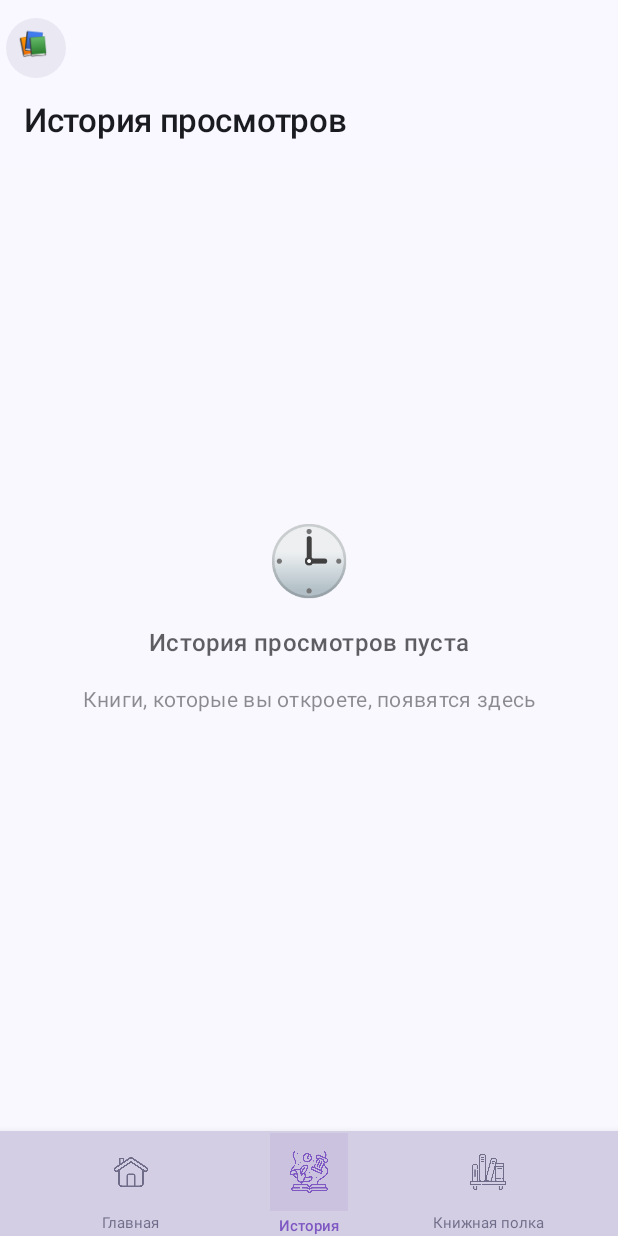
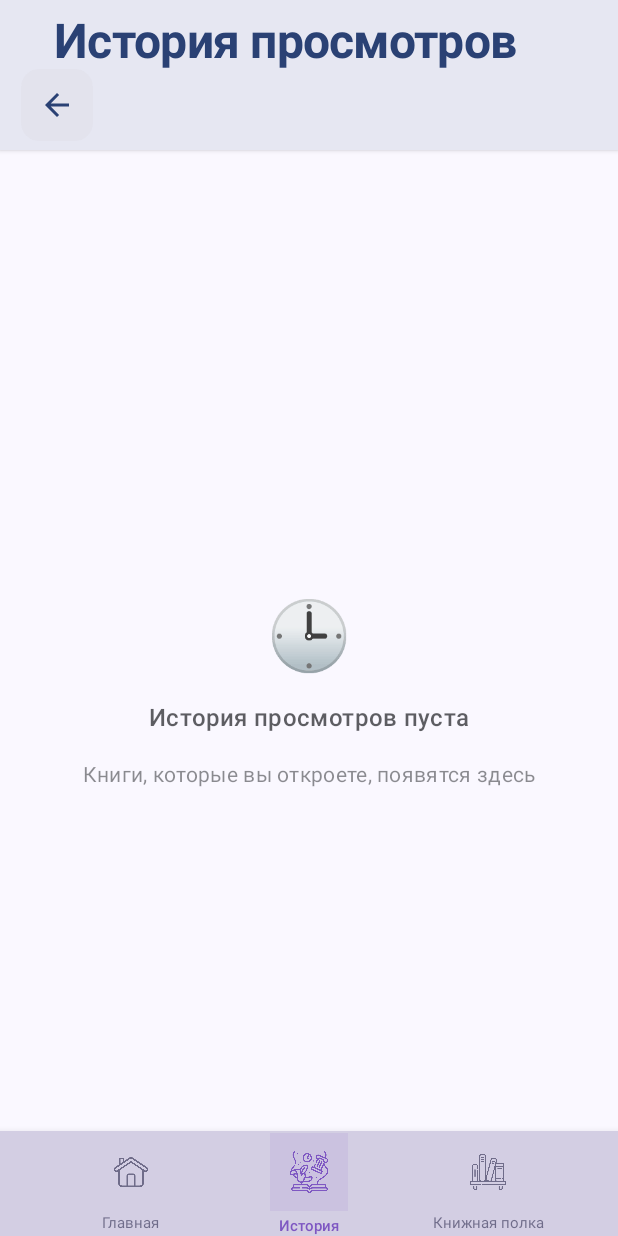
Before and after one commit to aterina216/Library, an Android app built with Jetpack Compose: the HistoryScreen screen opened through its navigation route, on a phone screen of 412 x 824 dp. Run offline under Robolectric (Android 15) with nearby library versions, the phone set to English and light mode, and no system bars; our stand-ins replace Room's generated code; libraries missing offline, so code that uses them is left out: androidx.room.util.

Commit message:
fixed design

```diff
--- a/app/src/main/java/com/example/library/ui/screens/HistoryScreen.kt
+++ b/app/src/main/java/com/example/library/ui/screens/HistoryScreen.kt
@@ -1,22 +1,33 @@
 package com.example.library.ui.screens
 
+import android.R.attr.navigationIcon
+import androidx.compose.foundation.BorderStroke
 import androidx.compose.foundation.background
 import androidx.compose.foundation.border
+import androidx.compose.foundation.clickable
 import androidx.compose.foundation.layout.Arrangement
 import androidx.compose.foundation.layout.Box
 import androidx.compose.foundation.layout.Column
 import androidx.compose.foundation.layout.PaddingValues
 import androidx.compose.foundation.layout.Row
+import androidx.compose.foundation.layout.Spacer
 import androidx.compose.foundation.layout.fillMaxSize
 import androidx.compose.foundation.layout.fillMaxWidth
+import androidx.compose.foundation.layout.height
 import androidx.compose.foundation.layout.padding
 import androidx.compose.foundation.layout.size
+import androidx.compose.foundation.layout.width
 import androidx.compose.foundation.lazy.LazyColumn
 import androidx.compose.foundation.lazy.items
 import androidx.compose.foundation.rememberScrollState
 import androidx.compose.foundation.shape.CircleShape
+import androidx.compose.foundation.shape.RoundedCornerShape
 import androidx.compose.material.icons.Icons
+import androidx.compose.material.icons.automirrored.filled.ArrowBack
+import androidx.compose.material.icons.filled.ArrowBack
 import androidx.compose.material.icons.outlined.Delete
+import androidx.compose.material3.Card
+import androidx.compose.material3.CardDefaults
 import androidx.compose.material3.ExperimentalMaterial3Api
 import androidx.compose.material3.Icon
 import androidx.compose.material3.IconButton
@@ -24,7 +35,9 @@ import androidx.compose.material3.MaterialTheme
 import androidx.compose.material3.MediumTopAppBar
 import androidx.compose.material3.Scaffold
 import androidx.compose.material3.SegmentedButtonDefaults.Icon
+import androidx.compose.material3.Surface
 import androidx.compose.material3.Text
+import androidx.compose.material3.TopAppBar
 import androidx.compose.material3.TopAppBarDefaults
 import androidx.compose.runtime.Composable
 import androidx.compose.runtime.LaunchedEffect
@@ -33,9 +46,12 @@ import androidx.compose.runtime.getValue
 import androidx.compose.ui.Alignment
 import androidx.compose.ui.Modifier
 import androidx.compose.ui.draw.clip
+import androidx.compose.ui.draw.shadow
 import androidx.compose.ui.graphics.Brush
 import androidx.compose.ui.graphics.Color
+import androidx.compose.ui.input.pointer.motionEventSpy
 import androidx.compose.ui.text.font.FontWeight
+import androidx.compose.ui.text.style.TextAlign
 import androidx.compose.ui.unit.dp
 import androidx.compose.ui.unit.sp
 import androidx.core.content.IntentCompat
@@ -57,132 +73,82 @@ fun HistoryScreen(viewModel: BookViewModel, navController: NavController) {
 
     Scaffold(
         topBar = {
-            MediumTopAppBar(
-                colors = TopAppBarDefaults.mediumTopAppBarColors(
-                    containerColor = MaterialTheme.colorScheme.surface.copy(alpha = 0.9f),
-                    scrolledContainerColor = MaterialTheme.colorScheme.surface
-                ),
-                title = {
+            Surface(
+                tonalElevation = 4.dp,
+                shadowElevation = 2.dp,
+                color = MaterialTheme.colorScheme.surface
+            ) {
+                Column(
+                    modifier = Modifier
+                        .fillMaxWidth()
+                        .padding(horizontal = 16.dp, vertical = 8.dp)
+                ) {
+                    // Заголовок вверху
                     Text(
                         "История просмотров",
-                        style = MaterialTheme.typography.titleLarge.copy(
-                            fontWeight = FontWeight.SemiBold,
-                            letterSpacing = (-0.25).sp
+                        style = MaterialTheme.typography.headlineLarge.copy(
+                            fontWeight = FontWeight.Bold,
+                            letterSpacing = (-0.5).sp
+                        ),
+                        color = MaterialTheme.colorScheme.primary,
+                        modifier = Modifier
+                            .padding(horizontal = 20.dp)
+                            .align(Alignment.Start)
                     )
-                    )
-                },
-                navigationIcon = {
-                    Box(
+
+                    // Кнопки на строку ниже
+                    Row(
+                        modifier = Modifier.fillMaxWidth(),
+                        horizontalArrangement = Arrangement.SpaceBetween,
+                        verticalAlignment = Alignment.CenterVertically
+                    ) {
+                        IconButton(
+                            onClick = { navController.popBackStack() },
                             modifier = Modifier
-                            .size(40.dp)
-                            .clip(CircleShape)
-                            .background(
-                                MaterialTheme.colorScheme.surfaceVariant.copy(alpha = 0.6f)
-                            )
-                            .padding(8.dp)
+                                .size(44.dp)
+                                .clip(RoundedCornerShape(12.dp))
+                                .background(MaterialTheme.colorScheme.surfaceVariant.copy(alpha = 0.6f))
                         ) {
-                        Text(
-                            text = "📚",
-                            style = MaterialTheme.typography.bodyLarge
+                            Icon(
+                                imageVector = Icons.Default.ArrowBack,
+                                contentDescription = "Назад",
+                                tint = MaterialTheme.colorScheme.primary
                             )
                         }
-                },
-                actions = {
+
                         if (books.isNotEmpty()) {
                             IconButton(
                                 onClick = { viewModel.clearHistory() },
                                 modifier = Modifier
-                                .size(40.dp)
-                                .clip(CircleShape)
+                                    .size(44.dp)
+                                    .clip(RoundedCornerShape(12.dp))
                                     .background(MaterialTheme.colorScheme.surfaceVariant.copy(alpha = 0.6f))
                             ) {
                                 Icon(
                                     imageVector = Icons.Outlined.Delete,
                                     contentDescription = "Очистить историю",
-                                tint = MaterialTheme.colorScheme.onSurfaceVariant
+                                    tint = MaterialTheme.colorScheme.primary
                                 )
                             }
                         }
                     }
-            )
+                }
+            }
         }
     )
     { paddingValues ->
+        Box(
+            modifier = Modifier
+                .fillMaxSize()
+                .padding(paddingValues)
+                .background(MaterialTheme.colorScheme.background)
+        ) {
             if (books.isEmpty()) {
                 EmptyHistoryState()
             } else {
-            Column(
-                modifier = Modifier
-                    .fillMaxSize()
-                    .padding(paddingValues)
-                    .background(
-                        brush = Brush.verticalGradient(
-                            colors = listOf(
-                                MaterialTheme.colorScheme.background,
-                                MaterialTheme.colorScheme.primary.copy(alpha = 0.05f),
-                                MaterialTheme.colorScheme.background
-                            ),
-                            startY = 0f,
-                            endY = 600f
-                        )
-                    )
-            ) {
-                // Заголовок и количество в одной строке
-                Row(
-                    modifier = Modifier
-                        .fillMaxWidth()
-                        .padding(horizontal = 16.dp, vertical = 12.dp),
-                    horizontalArrangement = Arrangement.SpaceBetween,
-                    verticalAlignment = Alignment.CenterVertically
-                ) {
-                    Row(
-                        verticalAlignment = Alignment.CenterVertically,
-                        horizontalArrangement = Arrangement.spacedBy(12.dp)
-                    ) {
-                        Text(
-                            text = "Недавно просмотренные",
-                            style = MaterialTheme.typography.titleMedium.copy(
-                                fontWeight = FontWeight.SemiBold
-                            ),
-                            color = MaterialTheme.colorScheme.onSurface
-                        )
-                        Text(
-                            text = "${books.size} книг",
-                            style = MaterialTheme.typography.bodySmall,
-                            color = MaterialTheme.colorScheme.onSurface.copy(alpha = 0.6f)
-                        )
-                    }
-
-                    Box(
-                        modifier = Modifier
-                            .size(40.dp)
-                            .clip(CircleShape)
-                            .background(
-                                brush = Brush.radialGradient(
-                                    colors = listOf(
-                                        MaterialTheme.colorScheme.primary.copy(alpha = 0.1f),
-                                        Color.Transparent
-                                    )
-                                )
-                            )
-                            .border(
-                                1.dp,
-                                MaterialTheme.colorScheme.primary.copy(alpha = 0.2f),
-                                CircleShape
-                            ),
-                        contentAlignment = Alignment.Center
-                    ) {
-                        Text(
-                            text = "🕒",
-                            style = MaterialTheme.typography.bodyMedium
-                        )
-                    }
-                }
-
-                // Список книг
                 LazyColumn(
                     modifier = Modifier.fillMaxSize(),
-                    contentPadding = PaddingValues(bottom = 24.dp),
+                    contentPadding = PaddingValues(vertical = 8.dp),
                     verticalArrangement = Arrangement.spacedBy(4.dp)
                 ) {
                     items(books) { book ->
```
Lines whose indentation alone changed are shown as unchanged.
